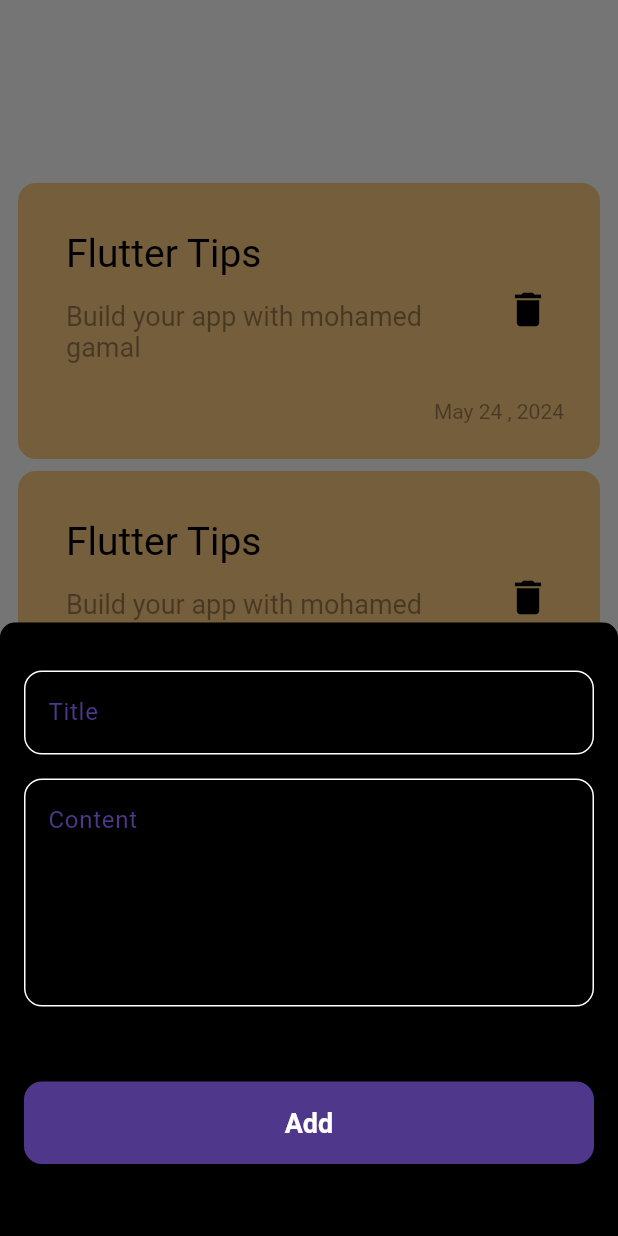
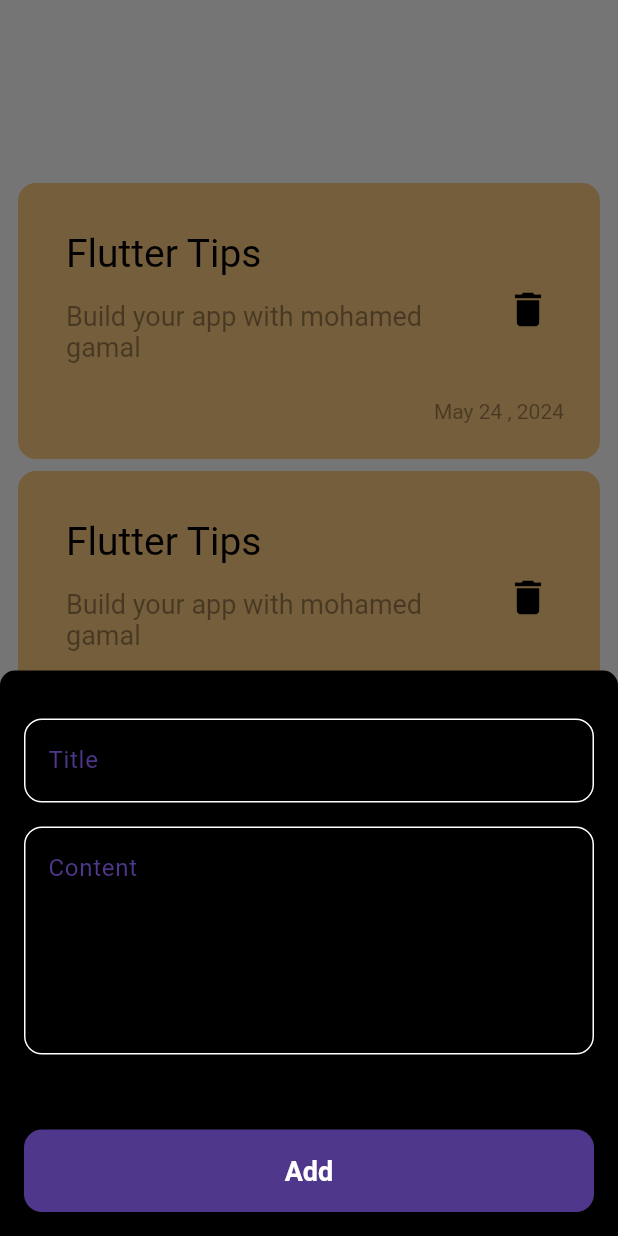
Before and after one commit to mohamedelkerba/notes_app, a Flutter app: the screen it shows after launch, after a tap on the "add" icon, on a phone screen of 412 x 824 dp. Run offline on Flutter 3.47's test engine with Material 3 defaults, Android fonts, the phone set to English and light mode, and no system bars; drawn by our look-alikes of modal_progress_hud_nsn; our stand-ins replace bloc, flutter_bloc, hive, hive_flutter; accounts and stored records are empty; generated files the repository leaves out were written again.

Commit message:
fix some issue

```diff
--- a/lib/views/notes_view.dart
+++ b/lib/views/notes_view.dart
@@ -9,10 +9,10 @@ class NotesView extends StatelessWidget {
   Widget build(BuildContext context) {
     return  Scaffold(
       body: const NotesViewBody(),
-
       floatingActionButton: FloatingActionButton(
         onPressed: (){
           showModalBottomSheet(
+            isScrollControlled: true,
               shape: const RoundedRectangleBorder(
                 borderRadius: BorderRadius.vertical(top: Radius.circular(10)),
               ),
--- a/lib/views/widgets/add_note_bottom_sheet.dart
+++ b/lib/views/widgets/add_note_bottom_sheet.dart
@@ -1,6 +1,5 @@
 import 'package:flutter/material.dart';
 import 'package:flutter_bloc/flutter_bloc.dart';
-import 'package:modal_progress_hud_nsn/modal_progress_hud_nsn.dart';
 import 'package:training/add_notes_cubit/add_note_cubit.dart';
 import 'add_note_form.dart';
 
@@ -11,8 +10,6 @@ class AddNoteBottomSheet extends StatelessWidget {
   Widget build(BuildContext context) {
     return BlocProvider(
       create: (context) => AddNoteCubit(),
-      child: Padding(
-        padding: const EdgeInsets.symmetric(horizontal: 16, vertical: 32),
       child: BlocConsumer<AddNoteCubit, AddNoteState>(
         listener: (context, state) {
           if (state is AddNoteFailure) {
@@ -23,14 +20,18 @@ class AddNoteBottomSheet extends StatelessWidget {
           }
         },
         builder: (context, state) {
-            return ModalProgressHUD(
-                inAsyncCall: state is AddNoteLoading ? true : false,
+          return AbsorbPointer(
+            absorbing: state is AddNoteLoading ? true : false,
+            child:  Padding(
+              padding:  EdgeInsets.only (left: 16, right: 16 , top: 32,
+              bottom: MediaQuery.of(context).viewInsets.bottom
+              ),
               child: const SingleChildScrollView(
                   child: AddNoteForm()
-                )
+              ),
+            ),
           );
         },
-        ),
       ),
     );
   }
--- a/lib/views/widgets/add_note_form.dart
+++ b/lib/views/widgets/add_note_form.dart
@@ -17,36 +17,40 @@ class _AddNoteFormState extends State<AddNoteForm> {
   final GlobalKey<FormState> formKey = GlobalKey();
   AutovalidateMode autoValidateMode = AutovalidateMode.disabled;
 
-  String ? title , subTitle;
+  String ? title, subTitle;
+
   @override
   Widget build(BuildContext context) {
     return Form(
       key: formKey,
-      autovalidateMode:autoValidateMode ,
+      autovalidateMode: autoValidateMode,
       child: Column(
         children: [
           CustomTextField(
-            onSaved:(value){
+            onSaved: (value) {
               title = value;
-            } ,
+            },
             hintText: 'Title',
           ),
           const SizedBox(
             height: 16,
           ),
           CustomTextField(
-            onSaved:(value){
+            onSaved: (value) {
               subTitle = value;
-            } ,
+            },
             hintText: 'Content',
             maxLines: 5,
           ),
           const SizedBox(
             height: 50,
           ),
-          CustomButton(
-            onTap: (){
-              if(formKey.currentState!.validate()){
+          BlocBuilder<AddNoteCubit,AddNoteState>(
+            builder: (context, state) {
+              return CustomButton(
+                isLoading: state is AddNoteLoading ? true : false,
+                onTap: () {
+                  if (formKey.currentState!.validate()) {
                     formKey.currentState!.save();
                     var noteModel = NoteModel(
                       title: title!,
@@ -55,12 +59,14 @@ class _AddNoteFormState extends State<AddNoteForm> {
                       color: Colors.blue.value,
                     );
                     BlocProvider.of<AddNoteCubit>(context).addNote(noteModel);
-              }else {
+                  } else {
                     autoValidateMode = AutovalidateMode.always;
                     setState(() {
 
                     });
                   }
+                },
+              );
             },
           ),
           const SizedBox(
--- a/lib/views/widgets/custom_button.dart
+++ b/lib/views/widgets/custom_button.dart
@@ -3,9 +3,9 @@ import '../../core/style/colors/colors.dart';
 import '../../core/widgets/default_text.dart';
 
 class CustomButton extends StatelessWidget {
-    CustomButton({super.key , this.onTap});
+    CustomButton({super.key , this.onTap,  this.isLoading = false });
   void Function()?onTap;
-
+  final bool isLoading ;
   @override
   Widget build(BuildContext context) {
     return  GestureDetector(
@@ -16,8 +16,8 @@ class CustomButton extends StatelessWidget {
         decoration: BoxDecoration(
             borderRadius: BorderRadius.circular(12), color: addNoteColor),
         child: Center(
-            child: DefaultText(
-              text: 'Add',
+            child:  isLoading  ? const CircularProgressIndicator() : DefaultText(
+              text:'Add',
               fontSize: 18,
               fontColor: Colors.white,
               fontWeight: FontWeight.bold,
--- a/pubspec.yaml
+++ b/pubspec.yaml
@@ -42,7 +42,6 @@ dependencies:
   hive: ^2.2.3
   hive_flutter: ^1.1.0
   flutter_bloc: ^8.1.6
-  modal_progress_hud_nsn: ^0.5.1
 
 
 
```
Also changed, not shown: pubspec.lock. Lines whose indentation alone changed are shown as unchanged.
